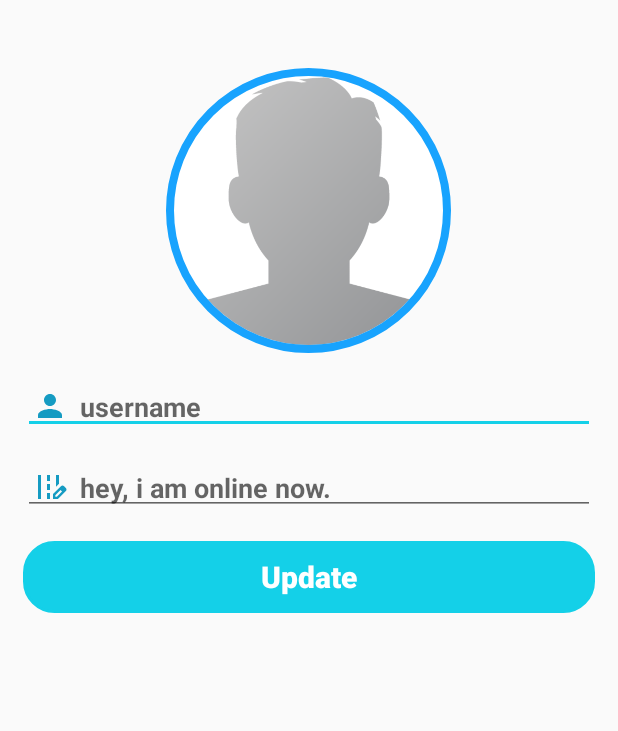
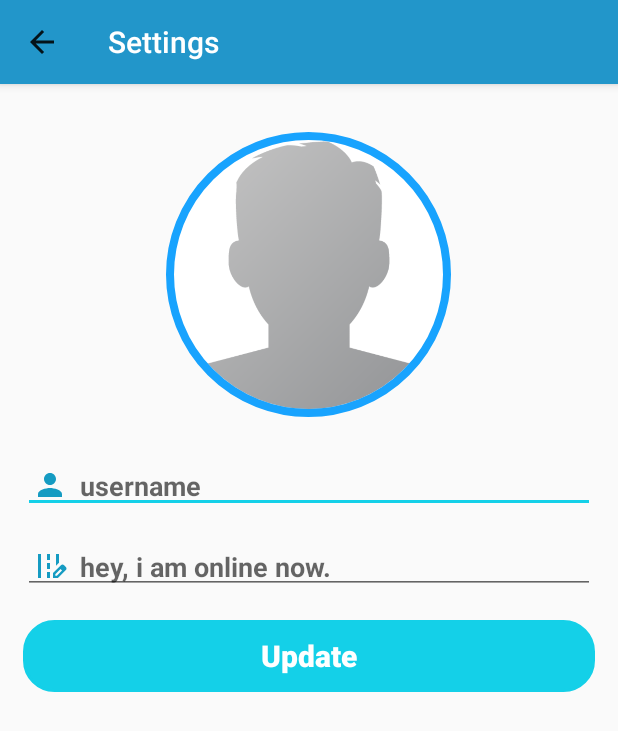
Before and after one commit to holis12821/belajar_Android_pengenalan_material_design, an Android app: the SettingsActivity screen opened directly, with no data from a screen before it, on a phone screen of 412 x 824 dp. Shown: the top 731 px of the screen. Run offline under Robolectric (Android 15) with nearby library versions, the light colour scheme and no system bars; our stand-ins replace CircleImageView, Firebase (no records; nobody signed in at launch, a user with empty details on screens opened directly), Picasso; libraries missing offline, so code that uses them is left out: com.theartofdev.edmodo; pictures from the network do not load.

Commit message:
merubah file android_manifest.xml, SettingsActivity.kt dengan menambahkan toolbar, merubah layout activity_settings.xml dengan menambahkan toolbar layout dan merubah ukuran dari marginBottom, merubah file content_reference.xml dengan menambahkan marginTop, merubah file dimens.xml dengan menamabahka ukuran baru, strings.xml serta style.xml dengan menambahkan sebuah tema baru untuk activity_reference

```diff
--- a/app/src/main/java/com/example/belajar_android_pengenalan_material_design/SettingsActivity.kt
+++ b/app/src/main/java/com/example/belajar_android_pengenalan_material_design/SettingsActivity.kt
@@ -21,6 +21,7 @@ import com.squareup.picasso.Picasso
 import com.theartofdev.edmodo.cropper.CropImage
 import com.theartofdev.edmodo.cropper.CropImageView
 import kotlinx.android.synthetic.main.activity_settings.*
+import kotlinx.android.synthetic.main.bar_layout.*
 import java.io.ByteArrayOutputStream
 import java.io.IOException
 
@@ -39,6 +40,17 @@ class SettingsActivity : AppCompatActivity() {
     override fun onCreate(savedInstanceState: Bundle?) {
         super.onCreate(savedInstanceState)
         setContentView(R.layout.activity_settings)
+
+        /*define toolbar*/
+        setSupportActionBar(toolbar)
+        supportActionBar?.title = "Settings"
+        supportActionBar?.setDisplayHomeAsUpEnabled(true)
+        /*Listener to back the home expert*/
+        toolbar.setNavigationOnClickListener {
+            startActivity(Intent(this, ExpertActivity::class.java))
+        }
+
+
         /*Initialize FirebaseAuth*/
         mAuth = FirebaseAuth.getInstance()
         val mUsers: FirebaseUser? = mAuth.currentUser
@@ -61,7 +73,7 @@ class SettingsActivity : AppCompatActivity() {
                     .setPhotoUri(image)
                     .build().also {
                         mUsers?.updateProfile(it)
-                                ?.addOnCompleteListener { profile ->
+                                ?.addOnCompleteListener { profile  ->
                                     if (profile.isSuccessful){
                                         Toast.makeText(this,
                                         "Profile Updated",
--- a/app/src/main/res/layout/activity_settings.xml
+++ b/app/src/main/res/layout/activity_settings.xml
@@ -6,11 +6,17 @@
     xmlns:tools="http://schemas.android.com/tools"
     tools:context=".SettingsActivity">
 
+    <include
+        android:id="@+id/tollbar"
+        layout="@layout/bar_layout" />
+
     <de.hdodenhof.circleimageview.CircleImageView
         android:id="@+id/profile_image"
         android:layout_width="@dimen/layout_widthCircleImageView"
         android:layout_height="@dimen/layout_heightCircleImageView"
         android:src="@drawable/profile_image"
+        android:layout_marginBottom="@dimen/layout_marginBottomTollbar"
+        android:layout_below="@+id/tollbar"
         app:civ_border_width="@dimen/civ_border_width"
         app:civ_border_color="@color/civBorderColor"
         android:layout_alignParentTop="true"
--- a/app/src/main/res/values/strings.xml
+++ b/app/src/main/res/values/strings.xml
@@ -253,6 +253,10 @@
     <string name="stres">stress</string>
     <string name="title_activity_maps">Map</string>
     <string name="crop">Crop</string>
+    <string name="daftar_acuan">Daftar Acuan</string>
+    <string name="judul_buku">Manajemen stres, cemas dan depresi</string>
+    <string name="ratingbuku1">Rating Buku1</string>
+    <string name="view">View</string>
 
 
 </resources>
--- a/app/src/main/res/values/styles.xml
+++ b/app/src/main/res/values/styles.xml
@@ -128,6 +128,15 @@
         <item name="windowNoTitle">true</item>
     </style>
 
+    <style name="AppTheme_Reference" parent="Theme.AppCompat.Light.DarkActionBar">
+        <!-- Customize your theme here. -->
+        <item name="colorPrimary">@color/colorPrimary</item>
+        <item name="colorPrimaryDark">@color/colorPrimaryDark</item>
+        <item name="colorAccent">@color/colorAccent</item>
+        <item name="windowActionBar">false</item>
+        <item name="windowNoTitle">true</item>
+    </style>
+
     <!--Add Style menu-->
     <style name="menuStyle" parent="Theme.AppCompat.Light">
         <item name="android:background">@android:color/white</item>
```
Also changed, not shown: app/src/main/AndroidManifest.xml (+11 -8 lines), app/src/main/res/layout/content_reference.xml (added, +16 -0 lines), app/src/main/res/values/dimens.xml (+24 -2 lines).
